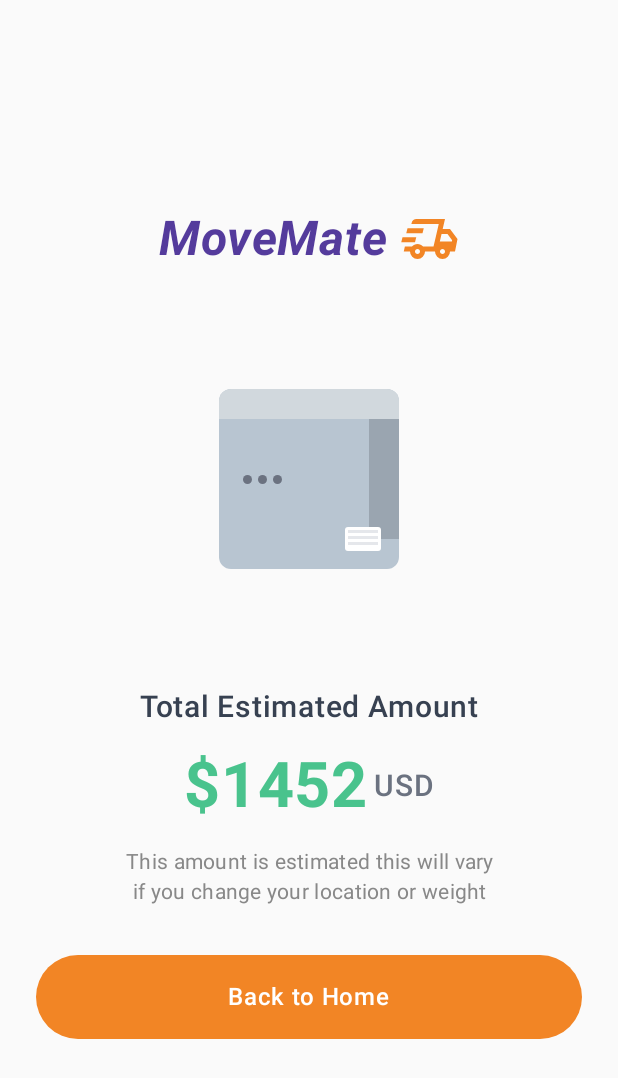
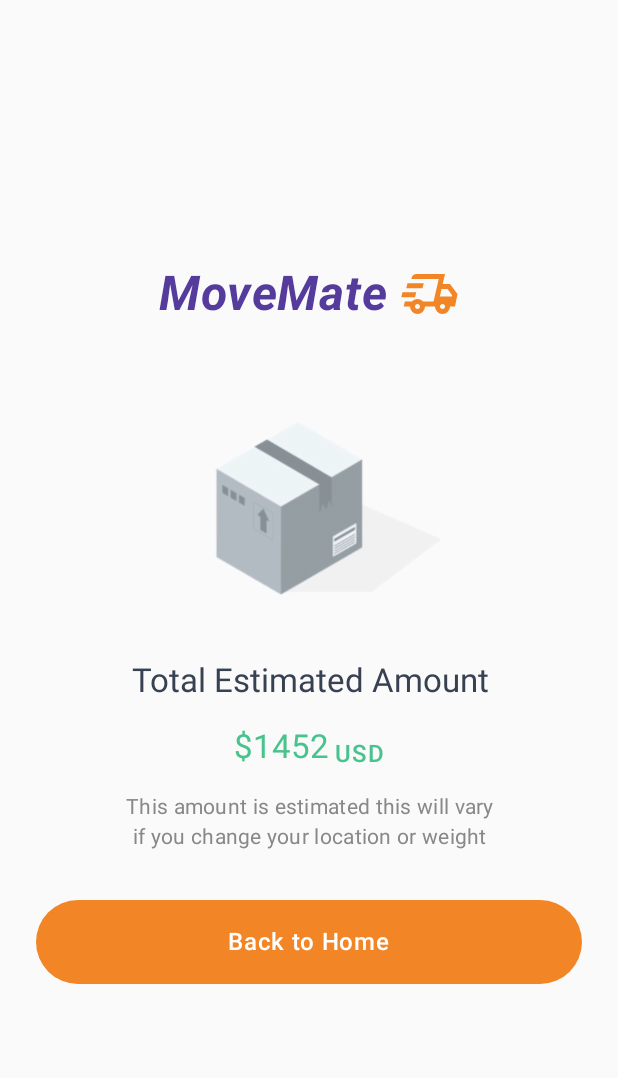
Before and after one commit to Cmi-shote/shipmentApp, an Android app built with Jetpack Compose: the ResultsScreen screen opened through its navigation route, on a phone screen of 412 x 824 dp. Shown: the top 1078 px of the screen. Run offline under Robolectric (Android 15) with nearby library versions, the phone set to English and light mode, and no system bars.

Commit message:
#added icons

```diff
--- a/app/src/main/java/com/example/shipmentapp/presentation/calculate/CalculateScreen.kt
+++ b/app/src/main/java/com/example/shipmentapp/presentation/calculate/CalculateScreen.kt
@@ -1,5 +1,6 @@
 package com.example.shipmentapp.presentation.calculate
 
+import androidx.compose.foundation.Image
 import androidx.compose.foundation.background
 import androidx.compose.foundation.border
 import androidx.compose.foundation.clickable
@@ -47,6 +48,7 @@ import androidx.compose.ui.Modifier
 import androidx.compose.ui.graphics.Color
 import androidx.compose.ui.graphics.vector.ImageVector
 import androidx.compose.ui.res.colorResource
+import androidx.compose.ui.res.painterResource
 import androidx.compose.ui.text.font.FontWeight
 import androidx.compose.ui.tooling.preview.Preview
 import androidx.compose.ui.unit.dp
@@ -217,17 +219,16 @@ fun PackagingDropdown() {
         readOnly = true,
         leadingIcon = {
             Row {
-                Icon(
-                    imageVector = Icons.Default.GifBox,
-                    contentDescription = null,
-                    tint = Color(0xFF8A8A8A),
-                    modifier = Modifier.size(24.dp)
+                Image(
+                    painter = painterResource(R.drawable.box1),
+                    contentDescription = "Package",
+                    modifier = Modifier.size(45.dp)
+                )
+                VerticalDivider(
+                    color = Color.Gray.copy(alpha = 0.2f),
+                    modifier = Modifier.height(45.dp)
                 )
                 Spacer(modifier = Modifier.width(8.dp))
-                VerticalDivider(
-                    color = Color.Gray.copy(alpha = 0.2f),
-                    modifier = Modifier.height(24.dp)
-                )
             }
         },
         trailingIcon = {
--- a/app/src/main/java/com/example/shipmentapp/presentation/components/ShipmentCard.kt
+++ b/app/src/main/java/com/example/shipmentapp/presentation/components/ShipmentCard.kt
@@ -1,5 +1,6 @@
 package com.example.shipmentapp.presentation.components
 
+import androidx.compose.foundation.Image
 import androidx.compose.foundation.background
 import androidx.compose.foundation.layout.Arrangement
 import androidx.compose.foundation.layout.Box
@@ -32,6 +33,7 @@ import androidx.compose.ui.Alignment
 import androidx.compose.ui.Modifier
 import androidx.compose.ui.graphics.Color
 import androidx.compose.ui.res.colorResource
+import androidx.compose.ui.res.painterResource
 import androidx.compose.ui.text.TextStyle
 import androidx.compose.ui.text.font.FontWeight
 import androidx.compose.ui.tooling.preview.Preview
@@ -56,7 +58,7 @@ fun ShipmentCard(
         ),
     ) {
         Column(
-            modifier = Modifier.padding(top = 24.dp, start = 24.dp, end = 24.dp),
+            modifier = Modifier.padding(top = 24.dp, start = 16.dp, end = 16.dp),
             verticalArrangement = Arrangement.spacedBy(24.dp)
         ) {
             // Header Section
@@ -85,31 +87,11 @@ fun ShipmentCard(
                 Box(
                     modifier = Modifier.size(48.dp)
                 ) {
-                    Icon(
-                        imageVector = Icons.Default.LocalShipping,
+                    Image(
+                        painter = painterResource(R.drawable.shipment),
                         contentDescription = "Package",
-                        modifier = Modifier.size(40.dp),
-                        tint = Color(0xFFD97706)
+                        modifier = Modifier.size(48.dp)
                     )
-                    Box(
-                        modifier = Modifier
-                            .size(16.dp)
-                            .offset(x = 8.dp, y = (-4).dp)
-                            .background(
-                                Color.Black,
-                                RoundedCornerShape(4.dp)
-                            )
-                    ) {
-                        Box(
-                            modifier = Modifier
-                                .size(6.dp)
-                                .background(
-                                    Color(0xFFFBBF24),
-                                    CircleShape
-                                )
-                                .align(Alignment.Center)
-                        )
-                    }
                 }
             }
 
@@ -127,29 +109,13 @@ fun ShipmentCard(
                 ) {
                     Box(
                         modifier = Modifier
-                            .size(48.dp)
-                            .background(
-                                Color(0xFFFED7AA),
-                                CircleShape
-                            ),
+                            .size(48.dp),
                         contentAlignment = Alignment.Center
                     ) {
-                        Box(
-                            modifier = Modifier
-                                .size(24.dp)
-                                .background(
-                                    colorResource(id = R.color.app_color_orange),
-                                    RoundedCornerShape(4.dp)
-                                ),
-                            contentAlignment = Alignment.Center
-                        ) {
-                            Icon(
-                                imageVector = Icons.Default.Home,
-                                contentDescription = "Sender",
-                                modifier = Modifier.size(16.dp),
-                                tint = Color.White
+                            Image(
+                                painter = painterResource(R.drawable.sender),
+                                contentDescription = "Package"
                             )
-                        }
                     }
 
                     Column {
@@ -167,15 +133,11 @@ fun ShipmentCard(
                     }
                 }
 
-                Column(
-                    horizontalAlignment = Alignment.End
-                ) {
+                Column {
                     Text(
                         text = "Time",
-                        style = TextStyle(
-                            fontSize = 14.sp,
-                            color = Color.Gray
-                        )
+                        style = MaterialTheme.typography.bodyMedium,
+                        color = Color.Gray
                     )
                     Row(
                         verticalAlignment = Alignment.CenterVertically,
@@ -211,29 +173,13 @@ fun ShipmentCard(
                 ) {
                     Box(
                         modifier = Modifier
-                            .size(48.dp)
-                            .background(
-                                Color(0xFFD1FAE5),
-                                CircleShape
-                            ),
+                            .size(48.dp),
                         contentAlignment = Alignment.Center
                     ) {
-                        Box(
-                            modifier = Modifier
-                                .size(24.dp)
-                                .background(
-                                    Color(0xFF10B981),
-                                    RoundedCornerShape(4.dp)
-                                ),
-                            contentAlignment = Alignment.Center
-                        ) {
-                            Icon(
-                                imageVector = Icons.Default.Place,
-                                contentDescription = "Receiver",
-                                modifier = Modifier.size(16.dp),
-                                tint = Color.White
-                            )
-                        }
+                        Image(
+                            painter = painterResource(R.drawable.receiver),
+                            contentDescription = "Package"
+                        )
                     }
 
                     Column {
@@ -251,15 +197,11 @@ fun ShipmentCard(
                     }
                 }
 
-                Column(
-                    horizontalAlignment = Alignment.End
-                ) {
+                Column {
                     Text(
                         text = "Status",
-                        style = TextStyle(
-                            fontSize = 14.sp,
-                            color = Color.Gray
-                        )
+                        style = MaterialTheme.typography.bodyMedium,
+                        color = Color.Gray
                     )
                     Text(
                         text = if (shipment.status == ShipmentStatus.PENDING) "Waiting To Collect" else "In Transit",
@@ -309,7 +251,7 @@ fun ShipmentCard(
 fun ShipmentCardPreview() {
     ShipmentAppTheme {
         ShipmentCard(
-            shipment = sampleShipments[0]
+            shipment = sampleShipments[1]
         )
     }
 }
--- a/app/src/main/java/com/example/shipmentapp/presentation/home/HomeScreen.kt
+++ b/app/src/main/java/com/example/shipmentapp/presentation/home/HomeScreen.kt
@@ -39,7 +39,7 @@ import com.example.shipmentapp.presentation.components.VehiclesCard
 @Composable
 fun HomeScreen(
     modifier: Modifier = Modifier,
-    shipment: Shipment = sampleShipments[0],
+    shipment: Shipment = sampleShipments[1],
     onSearchBarClick: () -> Unit = {},
     navigateToCalculateScreen: () -> Unit = {},
     navigateToShipmentHistoryScreen: () -> Unit = {}
--- a/app/src/main/java/com/example/shipmentapp/presentation/results/ResultsScreen.kt
+++ b/app/src/main/java/com/example/shipmentapp/presentation/results/ResultsScreen.kt
@@ -1,5 +1,6 @@
 package com.example.shipmentapp.presentation.results
 
+import androidx.compose.foundation.Image
 import androidx.compose.foundation.background
 import androidx.compose.foundation.layout.*
 import androidx.compose.foundation.shape.RoundedCornerShape
@@ -12,6 +13,7 @@ import androidx.compose.ui.Modifier
 import androidx.compose.ui.graphics.Color
 import androidx.compose.ui.graphics.vector.ImageVector
 import androidx.compose.ui.res.colorResource
+import androidx.compose.ui.res.painterResource
 import androidx.compose.ui.res.vectorResource
 import androidx.compose.ui.text.font.FontStyle
 import androidx.compose.ui.text.font.FontWeight
@@ -41,12 +43,10 @@ fun ResultsScreen(
         // MoveMate Logo and Title
         MoveMateHeader()
 
-        Spacer(modifier = Modifier.height(60.dp))
+        Spacer(modifier = Modifier.height(24.dp))
 
         // 3D Package Illustration
         PackageIllustration()
-
-        Spacer(modifier = Modifier.height(60.dp))
 
         // Estimation Content
         EstimationContent(
@@ -89,86 +89,15 @@ private fun MoveMateHeader() {
 private fun PackageIllustration() {
     // 3D-style package box using CSS-like styling with Compose
     Box(
-        modifier = Modifier.size(160.dp),
-        contentAlignment = Alignment.Center
+        contentAlignment = Alignment.Center,
+        modifier = Modifier
     ) {
         // Main box body
-        Box(
-            modifier = Modifier
-                .size(120.dp)
-                .background(
-                    Color(0xFFB8C5D1), // Light blue-gray
-                    RoundedCornerShape(8.dp)
-                )
-        ) {
-            // Top face highlight
-            Box(
-                modifier = Modifier
-                    .fillMaxWidth()
-                    .height(20.dp)
-                    .background(
-                        Color(0xFFD1D8DD), // Lighter shade
-                        RoundedCornerShape(topStart = 8.dp, topEnd = 8.dp)
-                    )
-            )
-
-            // Side panel
-            Box(
-                modifier = Modifier
-                    .align(Alignment.CenterEnd)
-                    .width(20.dp)
-                    .height(80.dp)
-                    .background(Color(0xFF9AA5B0)) // Darker shade
-            )
-
-            // Shipping label
-            Box(
-                modifier = Modifier
-                    .align(Alignment.BottomEnd)
-                    .padding(12.dp)
-                    .size(width = 24.dp, height = 16.dp)
-                    .background(
-                        Color.White,
-                        RoundedCornerShape(2.dp)
-                    )
-            ) {
-                // Small lines to represent text on label
-                Column(
-                    modifier = Modifier
-                        .fillMaxSize()
-                        .padding(2.dp),
-                    verticalArrangement = Arrangement.spacedBy(2.dp)
-                ) {
-                    repeat(3) {
-                        Box(
-                            modifier = Modifier
-                                .fillMaxWidth()
-                                .height(2.dp)
-                                .background(Color(0xFFE5E7EB))
-                        )
-                    }
-                }
-            }
-
-            // Fragile/Handle with care dots
-            Row(
-                modifier = Modifier
-                    .align(Alignment.CenterStart)
-                    .padding(start = 16.dp),
-                horizontalArrangement = Arrangement.spacedBy(4.dp)
-            ) {
-                repeat(3) {
-                    Box(
-                        modifier = Modifier
-                            .size(6.dp)
-                            .background(
-                                Color(0xFF6B7280),
-                                RoundedCornerShape(50)
-                            )
-                    )
-                }
-            }
-        }
+        Image(
+            painter = painterResource(R.drawable.box1),
+            contentDescription = "Package",
+            modifier = Modifier.size(200.dp),
+        )
     }
 }
 
@@ -182,8 +111,7 @@ private fun EstimationContent(
     ) {
         Text(
             text = "Total Estimated Amount",
-            fontSize = 20.sp,
-            fontWeight = FontWeight.Medium,
+            style = MaterialTheme.typography.titleLarge,
             color = Color(0xFF374151),
             textAlign = TextAlign.Center
         )
@@ -195,16 +123,16 @@ private fun EstimationContent(
         ) {
             Text(
                 text = estimatedAmount,
-                fontSize = 42.sp,
-                fontWeight = FontWeight.Bold,
+                style = MaterialTheme.typography.titleLarge,
                 color = Color(0xFF49C38D) // Green color
             )
             Spacer(modifier = Modifier.width(4.dp))
             Text(
                 text = currency,
-                fontSize = 20.sp,
+                style = MaterialTheme.typography.bodyLarge,
                 fontWeight = FontWeight.Medium,
-                color = Color(0xFF6B7280) // Gray color
+                color = Color(0xFF49C38D),
+                modifier = Modifier.align(Alignment.Bottom)
             )
         }
 
--- a/app/src/main/java/com/example/shipmentapp/presentation/shipmentHistory/ShipmentHistoryScreen.kt
+++ b/app/src/main/java/com/example/shipmentapp/presentation/shipmentHistory/ShipmentHistoryScreen.kt
@@ -1,5 +1,6 @@
 package com.example.shipmentapp.presentation.shipmentHistory
 
+import androidx.compose.foundation.Image
 import androidx.compose.foundation.background
 import androidx.compose.foundation.layout.Arrangement
 import androidx.compose.foundation.layout.Box
@@ -48,6 +49,7 @@ import androidx.compose.ui.graphics.Color
 import androidx.compose.ui.graphics.RectangleShape
 import androidx.compose.ui.graphics.vector.ImageVector
 import androidx.compose.ui.res.colorResource
+import androidx.compose.ui.res.painterResource
 import androidx.compose.ui.res.vectorResource
 import androidx.compose.ui.text.font.FontWeight
 import androidx.compose.ui.text.style.TextOverflow
@@ -259,17 +261,13 @@ fun ShipmentCard(
             // Package Icon
             Box(
                 modifier = Modifier
-                    .size(48.dp)
-                    .background(
-                        Color(0xFFF3F4F6),
-                        RoundedCornerShape(8.dp)
-                    ),
+                    .size(100.dp),
                 contentAlignment = Alignment.Center
             ) {
-                Text(
-                    text = "📦",
-                    fontSize = 24.sp
-                ) //todo: fix icon
+                Image(
+                    painter = painterResource(R.drawable.box1),
+                    contentDescription = "Package"
+                )
             }
         }
     }
```
Also changed, not shown: app/src/main/res/drawable/box1.png (added), app/src/main/res/drawable/receiver.png (added), app/src/main/res/drawable/sender.png (added), app/src/main/res/drawable/shipment.png (added).
